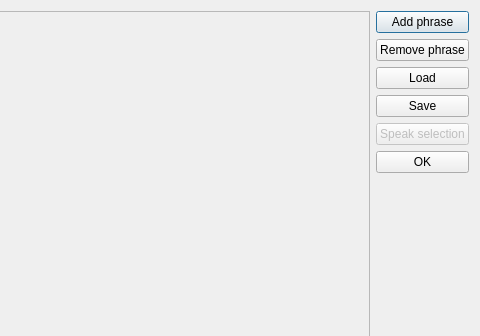
Before: the Qt Designer form dialoguewindow.ui in nstrikos/omilo, drawn with Qt 5; both pictures show x 99 to 579 and y 0 to 336 of the 579 by 465 pixel window.
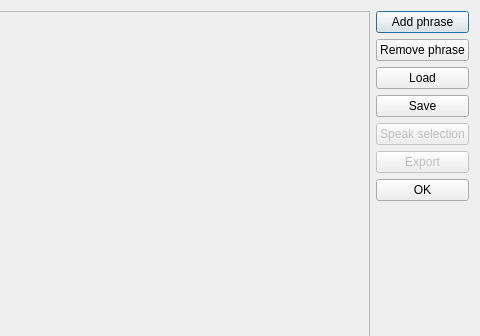
After: the same form once the commit is applied.

```diff
--- a/dialoguewindow.ui
+++ b/dialoguewindow.ui
@@ -90,6 +90,16 @@
        </property>
       </widget>
      </item>
+     <item>
+      <widget class="QPushButton" name="exportButton">
+       <property name="enabled">
+        <bool>false</bool>
+       </property>
+       <property name="text">
+        <string>Export</string>
+       </property>
+      </widget>
+     </item>
      <item>
       <widget class="QPushButton" name="okButton">
        <property name="text">
```
Left out of the diff: 3 changed lines with no effect on the pictures.
